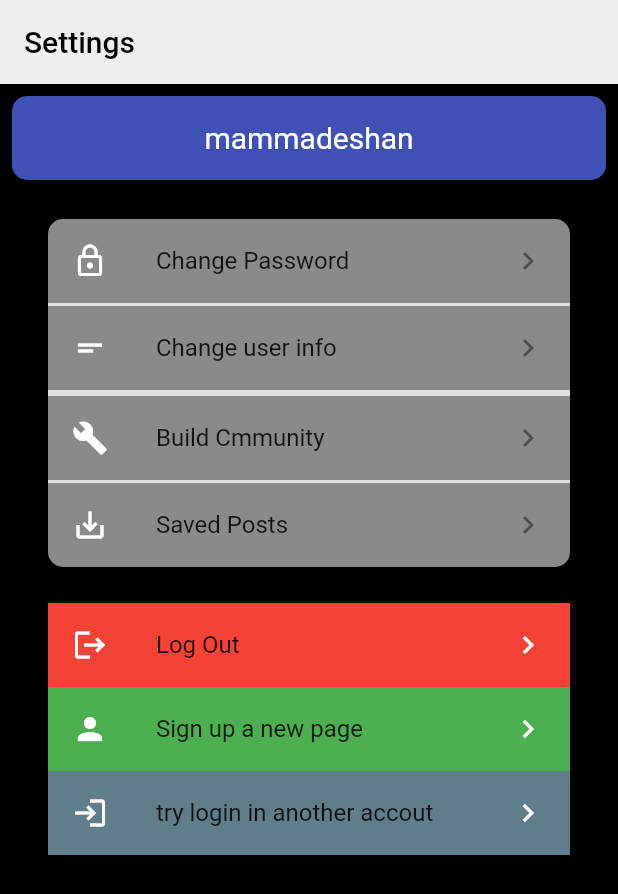
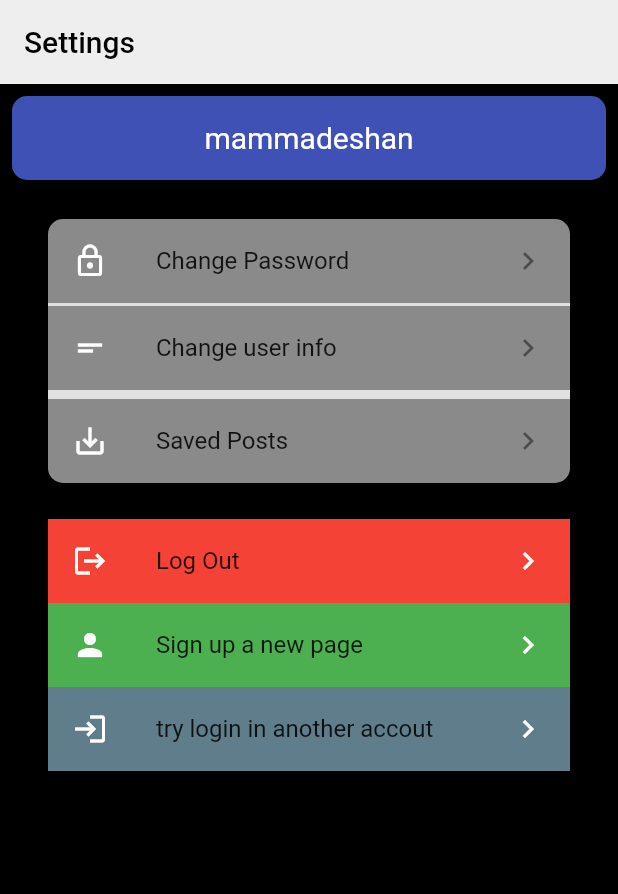
Before and after one commit to MohammadHuseyn/Reddit-SBU, a Flutter app: the Settings screen opened directly with sample values from the repository, on a phone screen of 412 x 824 dp. Shown: the top 894 px of the screen. Run offline on Flutter 3.47's test engine with Material 2 defaults, Android fonts, the phone set to English and light mode, and no system bars; our stand-ins replace file_picker; missing offline and left inert: firebase_auth_web, firebase_core_web, google_sign_in_web; accounts and stored records are empty.

Commit message:
build commiunity deleted

```diff
--- a/lib/bottomSwitcher/settings.dart
+++ b/lib/bottomSwitcher/settings.dart
@@ -98,15 +98,6 @@ class _SettingsState extends State<Settings> {
                         height: 2.0,
                         color: Colors.grey.shade300,
                       ),
-                      ListTile(
-                        leading: Icon(
-                          Icons.build,
-                          color: Colors.white,
-                        ),
-                        title: Text("Build Cmmunity"),
-                        trailing: Icon(Icons.keyboard_arrow_right),
-                        onTap: () {},
-                      ),
                       Container(
                         width: double.infinity,
                         height: 2.0,
```
